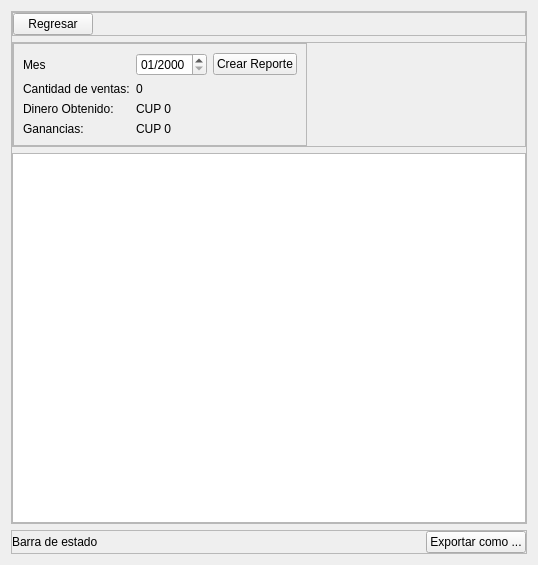
The window that view/ui/month_sale_report.ui (R0land013/blue-pos) describes before a commit, drawn with Qt 5.
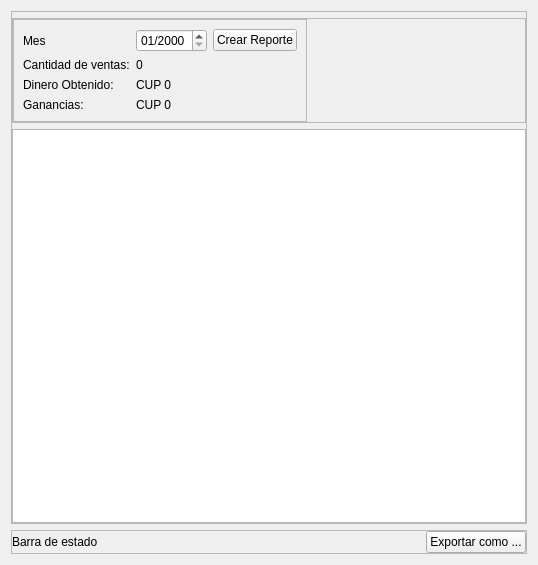
The same window after the commit.

Commit message: Style: Añadida barra de herramientas con botón de regresar a las vistas de reportes

```diff
--- a/view/ui/month_sale_report.ui
+++ b/view/ui/month_sale_report.ui
@@ -43,49 +43,6 @@
         <property name="frameShadow">
          <enum>QFrame::Raised</enum>
         </property>
-        <layout class="QHBoxLayout" name="horizontalLayout_3">
-         <property name="leftMargin">
-          <number>0</number>
-         </property>
-         <property name="topMargin">
-          <number>0</number>
-         </property>
-         <property name="rightMargin">
-          <number>0</number>
-         </property>
-         <property name="bottomMargin">
-          <number>0</number>
-         </property>
-         <item>
-          <widget class="QPushButton" name="back_button">
-           <property name="sizePolicy">
-            <sizepolicy hsizetype="Maximum" vsizetype="Fixed">
-             <horstretch>0</horstretch>
-             <verstretch>0</verstretch>
-            </sizepolicy>
-           </property>
-           <property name="cursor">
-            <cursorShape>PointingHandCursor</cursorShape>
-           </property>
-           <property name="text">
-            <string>Regresar</string>
-           </property>
-          </widget>
-         </item>
-         <item>
-          <spacer name="horizontalSpacer_3">
-           <property name="orientation">
-            <enum>Qt::Horizontal</enum>
-           </property>
-           <property name="sizeHint" stdset="0">
-            <size>
-             <width>40</width>
-             <height>20</height>
-            </size>
-           </property>
-          </spacer>
-         </item>
-        </layout>
        </widget>
       </item>
       <item>
```
Left out of the diff: 2 changed lines with no effect on the pictures. The commit also changes 11 other files.
